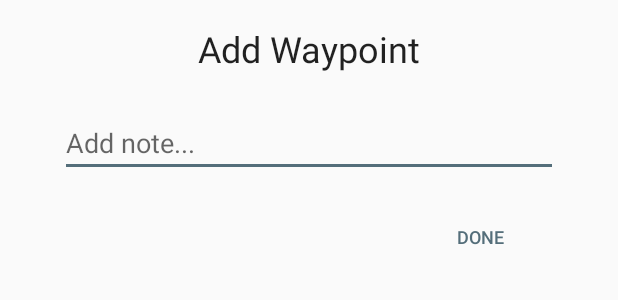
After one commit to BradPatras/gpx-recorder, an Android app: the layout activity_create_waypoint_dialog.xml on its own in the app's theme, with its tools: preview values and no code run, on a phone screen of 412 x 824 dp. The commit adds this screen. Shown: the top 300 px of the screen. Run offline under Robolectric (Android 15) with nearby library versions, the phone set to English and light mode, and no system bars.

Commit message:
started adding a way to drop a waypoint manually while recording

```diff
--- a/app/src/main/java/com/iboism/gpxrecorder/primary/RecordingConfiguratorDialog.kt
+++ b/app/src/main/java/com/iboism/gpxrecorder/recording/RecordingConfiguratorDialog.kt
@@ -1,4 +1,4 @@
-package com.iboism.gpxrecorder.primary
+package com.iboism.gpxrecorder.recording
 
 import android.app.DialogFragment
 import android.graphics.PorterDuff
--- /dev/null
+++ b/app/src/main/res/drawable/ic_add_location.xml
@@ -0,0 +1,4 @@
+<vector android:height="24dp" android:viewportHeight="24.0"
+    android:viewportWidth="24.0" android:width="24dp" xmlns:android="http://schemas.android.com/apk/res/android">
+    <path android:fillColor="#FFFFFF" android:pathData="M12,2C8.14,2 5,5.14 5,9c0,5.25 7,13 7,13s7,-7.75 7,-13c0,-3.86 -3.14,-7 -7,-7zM16,10h-3v3h-2v-3L8,10L8,8h3L11,5h2v3h3v2z"/>
+</vector>
--- /dev/null
+++ b/app/src/main/res/layout/activity_create_waypoint_dialog.xml
@@ -0,0 +1,54 @@
+<?xml version="1.0" encoding="utf-8"?>
+<android.support.constraint.ConstraintLayout
+    xmlns:android="http://schemas.android.com/apk/res/android"
+    xmlns:app="http://schemas.android.com/apk/res-auto"
+    xmlns:tools="http://schemas.android.com/tools"
+    android:layout_width="match_parent"
+    android:layout_height="wrap_content"
+    android:paddingEnd="@dimen/dialog_horizontal_padding"
+    android:paddingStart="@dimen/dialog_horizontal_padding"
+    tools:context="com.iboism.gpxrecorder.recording.CreateWaypointDialogActivity">
+
+    <TextView
+        android:id="@+id/title"
+        android:layout_width="wrap_content"
+        android:layout_height="wrap_content"
+        android:layout_marginEnd="16dp"
+        android:layout_marginStart="16dp"
+        android:layout_marginTop="16dp"
+        android:text="Add Waypoint"
+        android:textAppearance="@style/TextAppearance.AppCompat.Headline"
+        app:layout_constraintEnd_toEndOf="parent"
+        app:layout_constraintStart_toStartOf="parent"
+        app:layout_constraintTop_toTopOf="parent"/>
+
+    <EditText
+        android:id="@+id/note_editText"
+        android:layout_width="0dp"
+        android:layout_height="wrap_content"
+        android:layout_marginEnd="16dp"
+        android:layout_marginStart="16dp"
+        android:layout_marginTop="24dp"
+        android:ems="10"
+        android:hint="Add note..."
+        android:inputType="textPersonName"
+        android:lines="3"
+        android:maxLines="6"
+        android:singleLine="false"
+        app:layout_constraintEnd_toEndOf="parent"
+        app:layout_constraintStart_toStartOf="parent"
+        app:layout_constraintTop_toBottomOf="@+id/title"/>
+
+    <Button
+        android:id="@+id/done_button"
+        style="@style/Widget.AppCompat.Button.Borderless.Colored"
+        android:layout_width="wrap_content"
+        android:layout_height="wrap_content"
+        android:layout_marginEnd="8dp"
+        android:layout_marginTop="16dp"
+        android:text="done"
+        android:textSize="12sp"
+        app:layout_constraintEnd_toEndOf="@+id/note_editText"
+        app:layout_constraintTop_toBottomOf="@+id/note_editText"/>
+
+</android.support.constraint.ConstraintLayout>
--- a/app/src/main/res/values/dimens.xml
+++ b/app/src/main/res/values/dimens.xml
@@ -5,4 +5,5 @@
     <dimen name="nav_header_vertical_spacing">8dp</dimen>
     <dimen name="nav_header_height">176dp</dimen>
     <dimen name="fab_margin">16dp</dimen>
+    <dimen name="dialog_horizontal_padding">24dp</dimen>
 </resources>
--- a/app/src/main/res/values/strings.xml
+++ b/app/src/main/res/values/strings.xml
@@ -71,7 +71,7 @@
         <item>3</item>
     </string-array>
 
-    <string-array name="multi_select_list_preference_default_value" />
+    <string-array name="multi_select_list_preference_default_value"/>
 
     <string name="pref_title_system_sync_settings">System sync settings</string>
 
```
Also changed, not shown: app/src/main/AndroidManifest.xml (+8 -7 lines), app/src/main/java/com/iboism/gpxrecorder/primary/MainActivity.kt (+7 -6 lines), app/src/main/java/com/iboism/gpxrecorder/recording/CreateWaypointDialogActivity.kt (added, +13 -0 lines), app/src/main/java/com/iboism/gpxrecorder/recording/LocationRecorderService.kt (renamed from app/src/main/java/com/iboism/gpxrecorder/service/LocationRecorderService.kt, +9 -7 lines).
